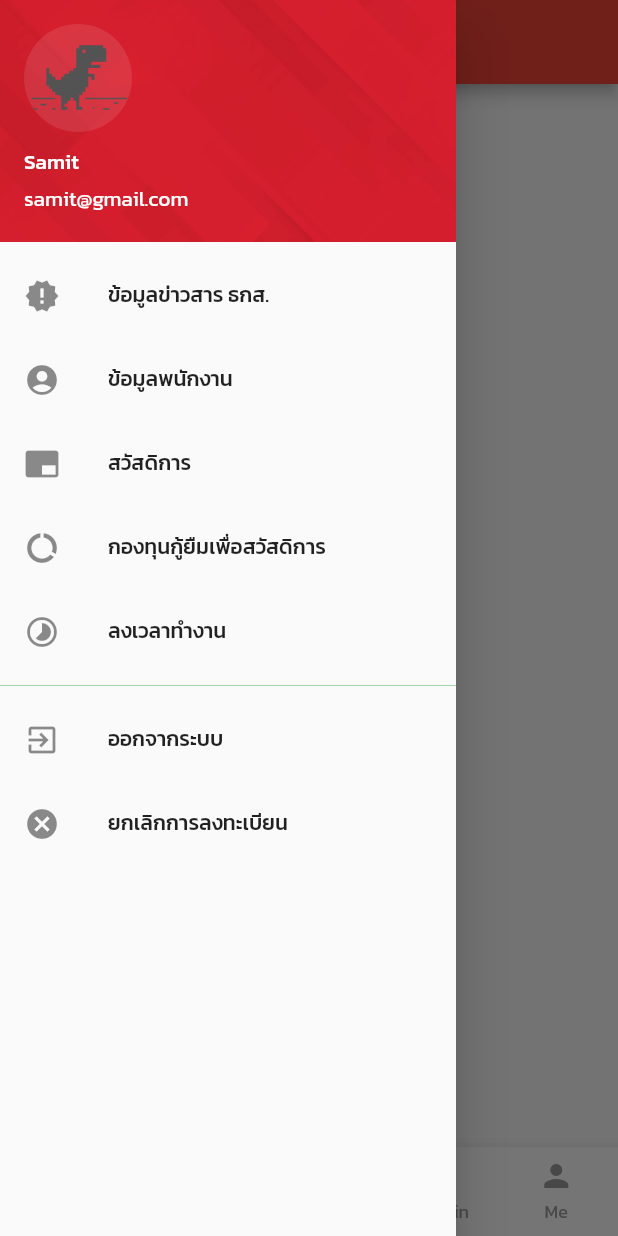
After one commit to shappy082/baacstaff, a Flutter app: the DashboardScreen screen opened by its route, with the side drawer open, on a phone screen of 412 x 824 dp. The commit adds this screen. Run offline on Flutter 3.47's test engine with Material 2 defaults, Android fonts, the phone set to English and light mode, and no system bars; our stand-ins replace connectivity; missing offline and left inert: pin_view.

Commit message:
update dashboard

```diff
--- a/lib/main.dart
+++ b/lib/main.dart
@@ -10,7 +10,7 @@ class BaacApp extends StatelessWidget {
   @override
   Widget build(BuildContext context) {
     return MaterialApp(
-      debugShowCheckedModeBanner: true,
+      debugShowCheckedModeBanner: false,
       theme: appTheme(),
       initialRoute: '/welcome',
       routes: routes,
--- a/lib/routers.dart
+++ b/lib/routers.dart
@@ -1,6 +1,10 @@
 import 'package:baacstaff/screens/consent/consent_screen.dart';
+import 'package:baacstaff/screens/dashboard/dashboard_screen.dart';
+import 'package:baacstaff/screens/drawer/cancel_account/cancel_account_screen.dart';
+import 'package:baacstaff/screens/drawer/news/news_screen.dart';
 import 'package:baacstaff/screens/pincode/pincode_screen.dart';
 import 'package:baacstaff/screens/register/register_screen.dart';
+import 'package:baacstaff/screens/setPassword/setPassword_screen.dart';
 import 'package:baacstaff/screens/welcome/welcomeScreen.dart';
 import 'package:flutter/material.dart';
 
@@ -9,4 +13,8 @@ final Map<String, WidgetBuilder> routes = <String, WidgetBuilder>{
   "/register": (BuildContext context) => RegisterScreen(),
   "/consent": (BuildContext context) => ConcentScreen(),
   "/pin": (BuildContext context) => PincodeScreen(),
+  "/setpassword": (BuildContext context) => SetPasswordScreen(),
+  "/dashboard": (BuildContext context) => DashboardScreen(),
+  "/news": (BuildContext context) => NewsScreen(),
+  "/cancelAcc": (BuildContext context) => CancelAccountScreen(),
 };
--- /dev/null
+++ b/lib/screens/bottom_nav/home/home_screen.dart
@@ -0,0 +1,19 @@
+import 'package:flutter/material.dart';
+
+class HomeAccountScreen extends StatefulWidget {
+  HomeAccountScreen({Key key}) : super(key: key);
+
+  @override
+  _HomeAccountScreenState createState() => _HomeAccountScreenState();
+}
+
+class _HomeAccountScreenState extends State<HomeAccountScreen> {
+  @override
+  Widget build(BuildContext context) {
+    return Scaffold(
+      body: Center(
+        child: Text('Home Body'),
+      ),
+    );
+  }
+}
--- /dev/null
+++ b/lib/screens/dashboard/dashboard_screen.dart
@@ -0,0 +1,172 @@
+import 'package:baacstaff/screens/bottom_nav/benefit/benefit_screen.dart';
+import 'package:baacstaff/screens/bottom_nav/checkin/checkin_screen.dart';
+import 'package:baacstaff/screens/bottom_nav/employee/employee_screen.dart';
+import 'package:baacstaff/screens/bottom_nav/fundLoan/fund_loan_screen.dart';
+import 'package:baacstaff/screens/bottom_nav/home/home_screen.dart';
+import 'package:flutter/material.dart';
+
+class DashboardScreen extends StatefulWidget {
+  DashboardScreen({Key key}) : super(key: key);
+
+  @override
+  _DashboardScreenState createState() => _DashboardScreenState();
+}
+
+class _DashboardScreenState extends State<DashboardScreen> {
+  //create list variable to stored bottom screen items
+  int _currentIndex = 0;
+  String _title = 'Home';
+
+  final List<Widget> _children = [
+    HomeAccountScreen(),
+    BenefitScreen(),
+    FundLoanScreen(),
+    CheckInScreen(),
+    EmployeeScreen(),
+  ];
+
+  //create condition when switch tab
+  void onTabTab(int index) {
+    setState(() {
+      _currentIndex = index;
+      switch (index) {
+        case 0:
+          _title = 'Home';
+          break;
+        case 1:
+          _title = 'Benefit';
+          break;
+        case 2:
+          _title = 'Fund Loan';
+          break;
+        case 3:
+          _title = 'Check-In';
+          break;
+        case 4:
+          _title = 'My Profile';
+          break;
+      }
+    });
+  }
+
+  @override
+  Widget build(BuildContext context) {
+    return Scaffold(
+      appBar: AppBar(
+        // automaticallyImplyLeading: false,
+        title: Text('$_title'),
+      ),
+      drawer: SafeArea(
+        child: Drawer(
+          child: ListView(
+            children: <Widget>[
+              UserAccountsDrawerHeader(
+                currentAccountPicture: GestureDetector(
+                  onTap: () {},
+                  child: CircleAvatar(
+                    backgroundImage: AssetImage('assets/images/trex.png'),
+                    backgroundColor: Colors.white10,
+                  ),
+                ),
+                accountName: Text('Samit'),
+                accountEmail: Text('samit@gmail.com'),
+                decoration: BoxDecoration(
+                  image: DecorationImage(
+                    image: AssetImage('assets/images/bg.jpg'),
+                    fit: BoxFit.cover,
+                  ),
+                ),
+              ),
+              ListTile(
+                leading: Icon(Icons.new_releases),
+                title: Text('ข้อมูลข่าวสาร ธกส.'),
+                onTap: () {
+                  Navigator.pop(context);
+                  Navigator.pushNamed(context, '/baacnews');
+                },
+              ),
+              ListTile(
+                leading: Icon(Icons.account_circle),
+                title: Text('ข้อมูลพนักงาน '),
+                onTap: () {
+                  Navigator.pop(context);
+                },
+              ),
+              ListTile(
+                leading: Icon(Icons.branding_watermark),
+                title: Text('สวัสดิการ'),
+                onTap: () {
+                  Navigator.pop(context);
+                },
+              ),
+              ListTile(
+                leading: Icon(Icons.data_usage),
+                title: Text('กองทุนกู้ยืมเพื่อสวัสดิการ'),
+                onTap: () {
+                  Navigator.pop(context);
+                },
+              ),
+              ListTile(
+                leading: Icon(Icons.timelapse),
+                title: Text('ลงเวลาทำงาน'),
+                onTap: () {
+                  Navigator.pop(context);
+                },
+              ),
+              Divider(
+                color: Colors.green[200],
+              ),
+              ListTile(
+                leading: Icon(Icons.exit_to_app),
+                title: Text('ออกจากระบบ'),
+                onTap: () {
+                  // เคลียร์ค่าใน sharedPreferences
+                  Navigator.pop(context);
+                  Navigator.pushReplacementNamed(context, '/lockscreen');
+                },
+              ),
+              ListTile(
+                leading: Icon(Icons.cancel),
+                title: Text('ยกเลิกการลงทะเบียน'),
+                onTap: () {
+                  Navigator.pop(context);
+                  Navigator.pushNamed(context, '/cancelaccount');
+                },
+              ),
+            ],
+          ),
+        ),
+      ),
+      body: _children[_currentIndex],
+      bottomNavigationBar: BottomNavigationBar(
+        currentIndex: _currentIndex,
+        type: BottomNavigationBarType.fixed,
+        onTap: (value) {
+          onTabTab(value);
+        },
+        items: <BottomNavigationBarItem>[
+          BottomNavigationBarItem(
+            icon: Icon(Icons.home),
+            title: Text('Home'),
+          ),
+          BottomNavigationBarItem(
+            icon: Icon(Icons.enhanced_encryption),
+            title: Text('Benefit'),
+          ),
+          BottomNavigationBarItem(
+            icon: Icon(Icons.account_balance),
+            title: Text('City'),
+          ),
+          BottomNavigationBarItem(
+            icon: Icon(Icons.access_time),
+            title: Text('Check-in'),
+          ),
+          BottomNavigationBarItem(
+            icon: Icon(Icons.person),
+            title: Text('Me'),
+          )
+        ],
+      ),
+    );
+  }
+}
--- a/lib/themes/styles.dart
+++ b/lib/themes/styles.dart
@@ -6,5 +6,10 @@ ThemeData appTheme() {
     primarySwatch: Colors.red,
     accentColor: Colors.blueAccent,
     buttonColor: Colors.lightGreen,
+    bottomNavigationBarTheme: BottomNavigationBarThemeData(
+      backgroundColor: Colors.white,
+      selectedItemColor: Colors.redAccent,
+      unselectedItemColor: Colors.grey,
+    ),
   );
 }
--- a/pubspec.yaml
+++ b/pubspec.yaml
@@ -32,6 +32,7 @@ dependencies:
   shared_preferences: ^0.5.10
   get_mac: ^0.0.1
   imei_plugin: ^1.2.0
+  connectivity: ^0.4.9+2
 
 dev_dependencies:
   flutter_test:
```
Also changed, not shown: lib/screens/bottom_nav/benefit/benefit_screen.dart (added, +19 -0 lines), lib/screens/bottom_nav/checkin/checkin_screen.dart (added, +19 -0 lines), lib/screens/bottom_nav/employee/employee_screen.dart (added, +19 -0 lines), lib/screens/bottom_nav/fundLoan/fund_loan_screen.dart (added, +19 -0 lines), lib/screens/drawer/cancel_account/cancel_account_screen.dart (added, +22 -0 lines), lib/screens/drawer/news/news_screen.dart (added, +22 -0 lines), lib/screens/pincode/pincode_screen.dart (+15 -7 lines), lib/screens/register/register_screen.dart (+28 -6 lines), lib/screens/setPassword/setPassword_screen.dart (added, +142 -0 lines), lib/utils/utility.dart (added, +54 -0 lines), assets/images/bg.jpg (added), pubspec.lock, 1 other file.
